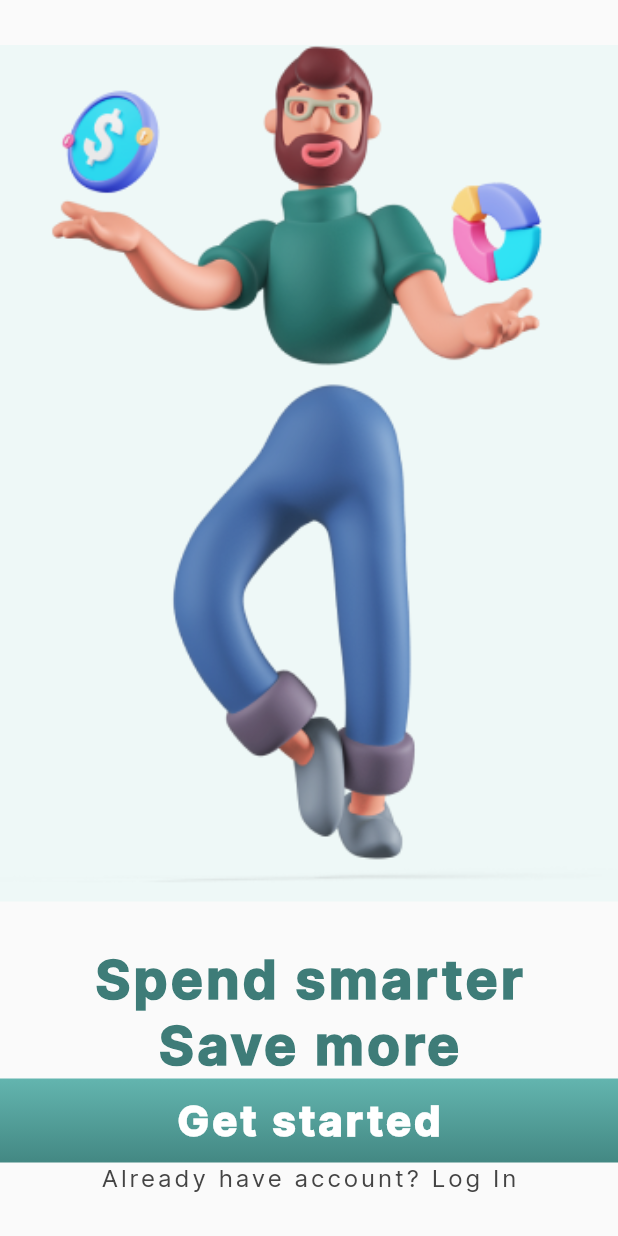
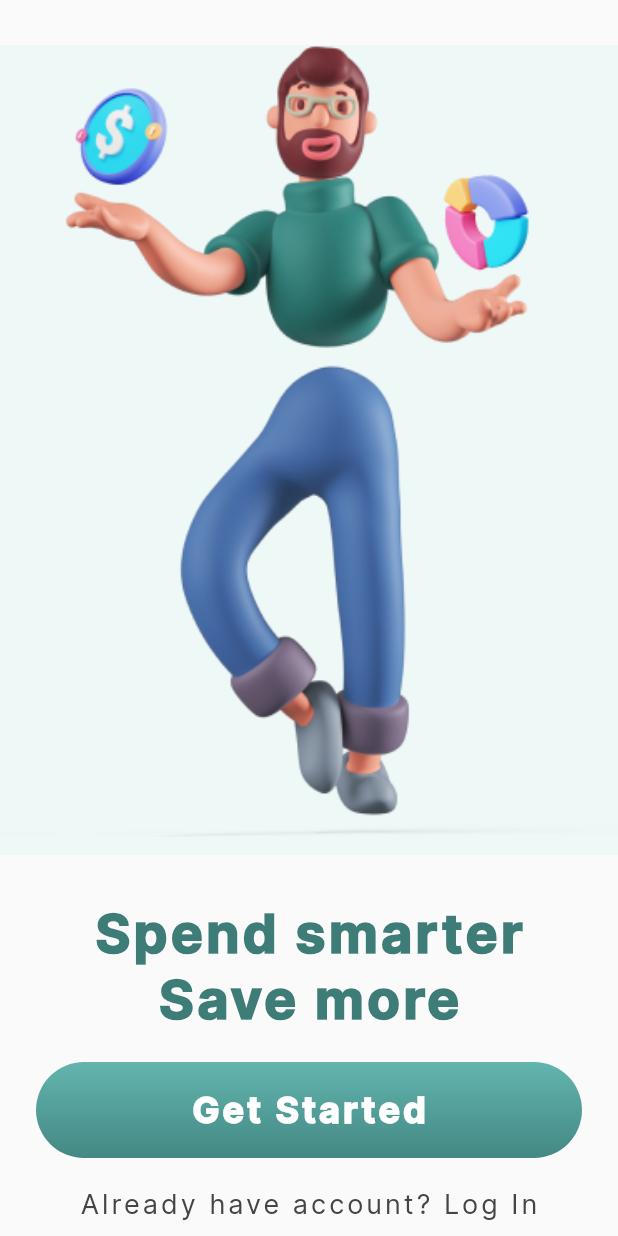
Before and after one commit to reinaldo-santosBa/financy_app, a Flutter app: the screen it shows after launch, on a phone screen of 412 x 824 dp. Run offline on Flutter 3.47's test engine with Material 2 defaults, Android fonts, the phone set to English and light mode, and no system bars.

Commit message:
feat: add on page onboarding and add styles in app_colors and app_text

```diff
--- a/analysis_options.yaml
+++ b/analysis_options.yaml
@@ -22,6 +22,7 @@ linter:
   # `// ignore_for_file: name_of_lint` syntax on the line or in the file
   # producing the lint.
   rules:
+    - avoid_print
     # avoid_print: false  # Uncomment to disable the `avoid_print` rule
     # prefer_single_quotes: true  # Uncomment to enable the `prefer_single_quotes` rule
 
--- a/lib/features/onboarding/onbarding_page.dart
+++ b/lib/features/onboarding/onbarding_page.dart
@@ -1,5 +1,6 @@
 import 'package:financy_app/utils/constants/app_colors.dart';
 import 'package:financy_app/utils/constants/app_text.dart';
+import 'package:financy_app/widgetsCustom/btnPrimary.dart';
 import 'package:flutter/material.dart';
 
 class OnBoardingPage extends StatefulWidget {
@@ -40,27 +41,29 @@ class _OnBoardingPageState extends State<OnBoardingPage> {
               'Save more',
               style: AppTextStyles.onboardingText,
             ),
-            Container(
-              alignment: Alignment.center,
-              height: 56.0,
-              decoration: const BoxDecoration(
-                gradient: LinearGradient(
-                  begin: Alignment.topCenter,
-                  end: Alignment.bottomCenter,
-                  colors: AppColors.splashGradient,
-                ),
+            const SizedBox(
+              height: 20,
+            ),
+            Padding(
+              padding: const EdgeInsets.only(
+                left: 24.0,
+                right: 24.0,
               ),
-              child: const Text(
-                'Get started',
-                style: AppTextStyles.onboardingTextBtn,
+              child: BtnPrimary(
+                text: 'Get Started',
+                // ignore: avoid_print
+                onPressed: () => print(123),
               ),
+            ),
+            const SizedBox(
+              height: 20,
             ),
             const Text(
               'Already have account? Log In',
               style: AppTextStyles.smalTextOnboarding,
             ),
             const SizedBox(
-              height: 30,
+              height: 10,
             ),
           ],
         ),
--- a/lib/utils/constants/app_colors.dart
+++ b/lib/utils/constants/app_colors.dart
@@ -9,6 +9,10 @@ class AppColors {
     Color(0xFF63B5AF),
     Color(0xFF438883)
   ];
+  static const List<Color> splashBtnInvalid = [
+    Color.fromARGB(255, 146, 144, 144),
+    Color.fromARGB(255, 100, 100, 100)
+  ];
   static const Color white = Color(0xFFFFFFFF);
   static const Color colorOnboarding = Color(0xFFEEF8F7);
   static const Color onboardingTextColor = Color(0xFF3E7C78);
--- a/lib/utils/constants/app_text.dart
+++ b/lib/utils/constants/app_text.dart
@@ -21,7 +21,7 @@ class AppTextStyles {
   );
 
   static const TextStyle onboardingTextBtn = TextStyle(
-    fontSize: 28,
+    fontSize: 24,
     color: AppColors.white,
     fontWeight: FontWeight.w900,
     letterSpacing: 2,
@@ -29,9 +29,9 @@ class AppTextStyles {
   );
 
   static const TextStyle smalTextOnboarding = TextStyle(
-    fontSize: 16,
+    fontSize: 18,
     color: AppColors.onboardingButtonColor,
-    fontWeight: FontWeight.w500,
+    fontWeight: FontWeight.w400,
     letterSpacing: 2,
     fontFamily: 'Inter',
   );
--- /dev/null
+++ b/lib/widgetsCustom/btnPrimary.dart
@@ -0,0 +1,44 @@
+import 'package:financy_app/utils/constants/app_colors.dart';
+import 'package:financy_app/utils/constants/app_text.dart';
+import 'package:flutter/material.dart';
+
+class BtnPrimary extends StatelessWidget {
+  final VoidCallback? onPressed;
+  final String text;
+  const BtnPrimary({
+    super.key,
+    this.onPressed,
+    required this.text,
+  });
+
+  @override
+  Widget build(BuildContext context) {
+    return Material(
+      child: Ink(
+        child: InkWell(
+          onTap: onPressed,
+          child: Container(
+            alignment: Alignment.center,
+            height: 64.0,
+            decoration: BoxDecoration(
+              borderRadius: const BorderRadius.all(
+                Radius.circular(38.0),
+              ),
+              gradient: LinearGradient(
+                begin: Alignment.topCenter,
+                end: Alignment.bottomCenter,
+                colors: onPressed == null
+                    ? AppColors.splashBtnInvalid
+                    : AppColors.splashGradient,
+              ),
+            ),
+            child: Text(
+              text,
+              style: AppTextStyles.onboardingTextBtn,
+            ),
+          ),
+        ),
+      ),
+    );
+  }
+}
--- a/pubspec.yaml
+++ b/pubspec.yaml
@@ -78,8 +78,11 @@ flutter:
     - family: Inter
       fonts:
         - asset: assets/fonts/Inter-Regular.ttf
+          weight: 400
         - asset: assets/fonts/Inter-Bold.ttf
           weight: 700
+        - asset: assets/fonts/Inter-SemiBold.ttf
+          weight: 600
 
   # fonts:
   #   - family: Schyler
```
Also changed, not shown: assets/fonts/Inter-SemiBold.ttf (added).
